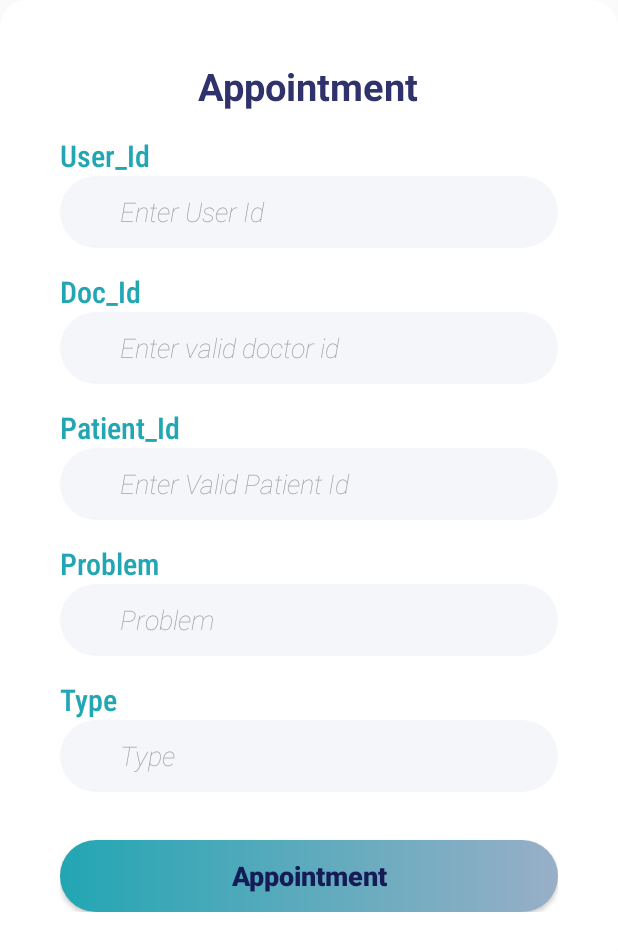
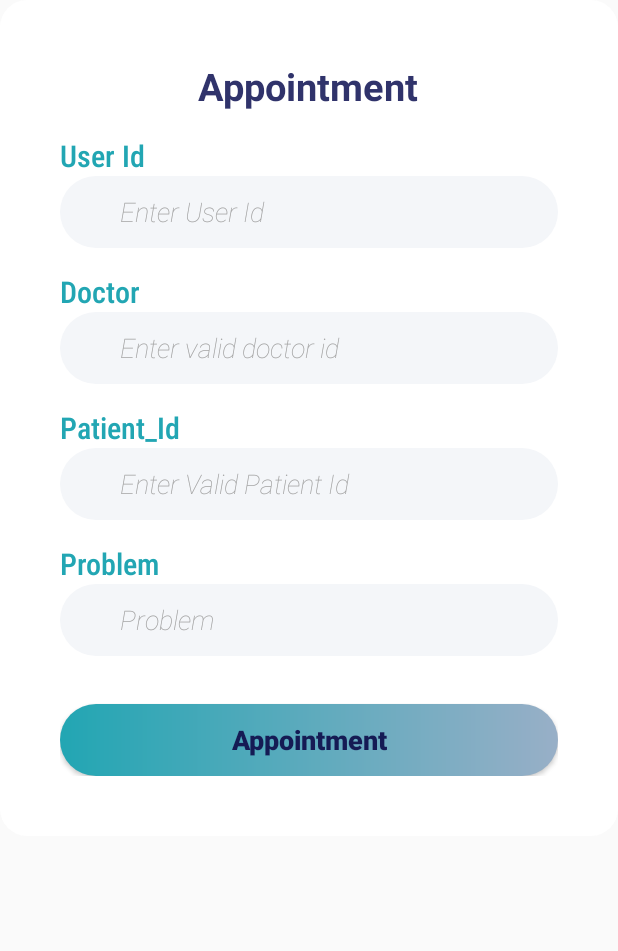
Before and after one commit to iamgsomya/app, an Android app: the appointment screen opened directly, with no data from a screen before it, on a phone screen of 412 x 824 dp. Shown: the top 951 px of the screen. Run offline under Robolectric (Android 15) with nearby library versions, the phone set to English and light mode, and no system bars.

Commit message:
appointment_xml

```diff
--- /dev/null
+++ b/app/src/main/java/org/docreg/app/DoctorModel.java
@@ -0,0 +1,4 @@
+package org.docreg.app;
+
+public class DoctorModel {
+}
--- a/app/src/main/java/org/docreg/app/PatientListAdapter.java
+++ b/app/src/main/java/org/docreg/app/PatientListAdapter.java
@@ -41,6 +41,7 @@ class PatientListAdapter extends RecyclerView.Adapter<PatientListAdapter.ViewHol
             @Override
             public void onClick(View v) {
                 Intent i = new Intent(context.getApplicationContext(),PatientDetailsScreen.class);
+                i.putExtra("patientId",patientModel.getId());
                 i.putExtra("name",patientModel.getName());
                 i.putExtra("aadhar",patientModel.getAadhar());
                 i.putExtra("age",patientModel.getAge());
--- a/app/src/main/res/layout/activity_appointment.xml
+++ b/app/src/main/res/layout/activity_appointment.xml
@@ -65,7 +65,7 @@
                 android:layout_width="wrap_content"
                 android:layout_height="wrap_content"
                 android:layout_marginTop="15dp"
-                android:text="@string/doc_id"
+                android:text="@string/doctor"
                 android:textColor="@color/color_skyblue"
                 android:textStyle="normal"
                 android:fontFamily="sans-serif-condensed-medium"
@@ -141,34 +141,6 @@
                 android:fontFamily="sans-serif-thin"
                 android:textStyle="italic"/>
 
-            <TextView
-                android:id="@+id/TType_input"
-                android:layout_below="@+id/TProblem_input"
-                android:layout_width="wrap_content"
-                android:layout_height="wrap_content"
-                android:layout_marginTop="15dp"
-                android:text="Type"
-                android:textColor="@color/color_skyblue"
-                android:textStyle="normal"
-                android:fontFamily="sans-serif-condensed-medium"
-                android:textSize="20sp" />
-
-
-            <EditText
-                android:id="@+id/Type_input"
-                android:layout_below="@id/TProblem_input"
-                android:layout_width="match_parent"
-                android:layout_height="48dp"
-                android:background="@drawable/bgedittext"
-                android:ems="10"
-                android:singleLine="true"
-                android:paddingHorizontal="40dp"
-                android:textColorHint="@color/hint_color"
-                android:hint="Type"
-                android:inputType="text"
-                android:fontFamily="sans-serif-thin"
-                android:textStyle="italic"
-                android:importantForAutofill="no" />
 
 
 
--- a/app/src/main/res/values/strings.xml
+++ b/app/src/main/res/values/strings.xml
@@ -8,12 +8,13 @@
     <string name="email">email</string>
     <string name="password" />
     <string name="doctor_registration">Doctor Registration</string>
-    <string name="doctor_name">Doctor_name</string>
+    <string name="doctor_name">Doctor name</string>
     <string name="_92200000">92200000</string>
     <string name="doc_123">doc_123</string>
-    <string name="clinc_name">clinc_name</string>
+    <string name="clinc_name">clinic_name</string>
     <string name="block_c_jda">Block C, JDA</string>
     <string name="doc_id">Doc_Id</string>
+    <string name="doctor">Doctor</string>
     <string name="specialization">Specialization</string>
     <string name="john_marques">John Marques</string>
     <string name="register">Register</string>
@@ -31,7 +32,7 @@
     <string name="patient_registration">Patient Registration</string>
     <string name="patient_name">Patient Name</string>
     <string name="registration">Registration</string>
-    <string name="user_id">User_Id</string>
+    <string name="user_id">User Id</string>
     <string name="phone_no">Phone No.</string>
     <string name="state">State</string>
     <string name="city">City</string>
@@ -40,7 +41,7 @@
     <string name="jaipur">jaipur</string>
     <string name="john123">john123</string>
     <string name="pass">Password</string>
-    <string name="user_name">User_name</string>
+    <string name="user_name">User name</string>
     <string-array name="gender">
         <item>female</item>
         <item>male</item>
```
Also changed, not shown: app/src/main/java/org/docreg/app/PatientDetailsScreen.java (+23 -1 lines), app/src/main/java/org/docreg/app/fronthome.java (+2 -9 lines), app/src/main/res/layout/activity_patient_details_screen.xml (+15 -0 lines), app/src/main/res/layout/fragment_fronthome.xml (+1 -12 lines).
